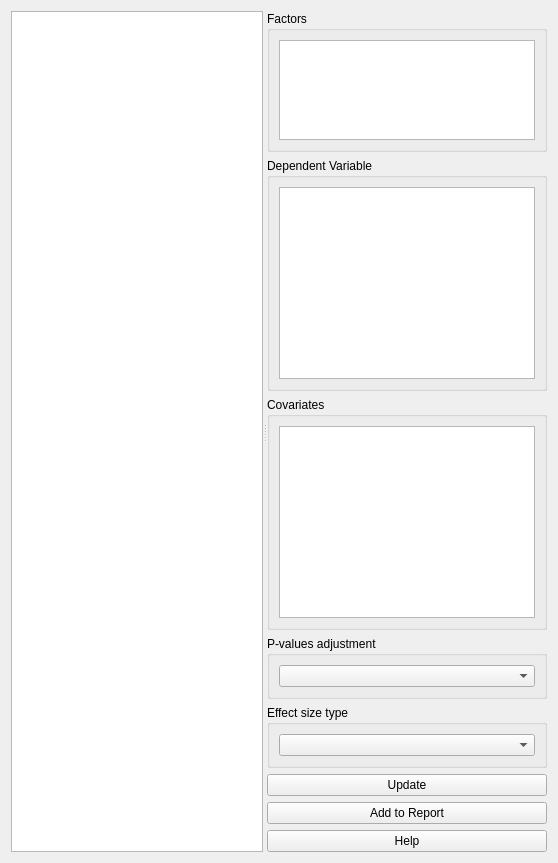
TSE-Systems/tse-analytics, file tse_analytics/views/analysis/ancova/ancova_widget.ui: the form before one commit.
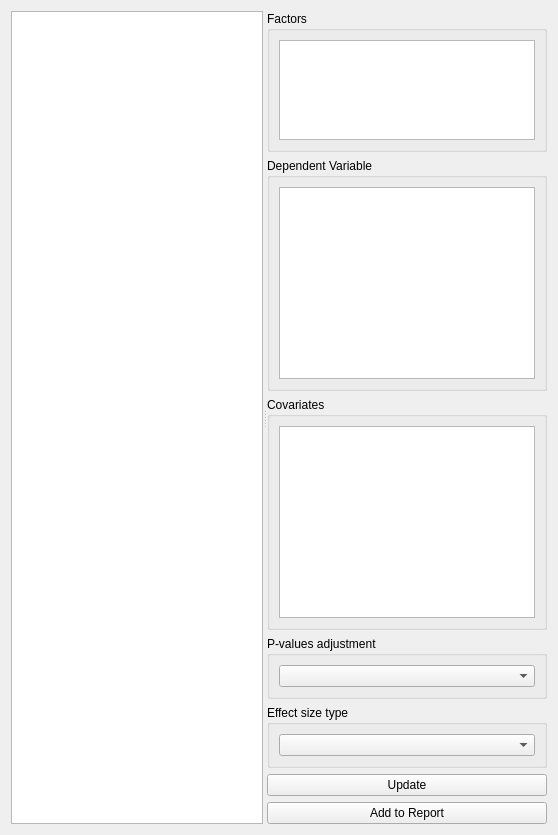
The form after the commit. Icons and pictures are not drawn. Custom widgets are drawn as their Qt base class.

Diff of the .ui file:
```diff
--- a/tse_analytics/views/analysis/ancova/ancova_widget.ui
+++ b/tse_analytics/views/analysis/ancova/ancova_widget.ui
@@ -128,17 +128,6 @@
          </property>
         </widget>
        </item>
-       <item>
-        <widget class="QPushButton" name="pushButtonHelp">
-         <property name="text">
-          <string>Help</string>
-         </property>
-         <property name="icon">
-          <iconset resource="../../../../resources/resources.qrc">
-           <normaloff>:/icons/icons8-help-16.png</normaloff>:/icons/icons8-help-16.png</iconset>
-         </property>
-        </widget>
-       </item>
       </layout>
      </widget>
     </widget>
```
